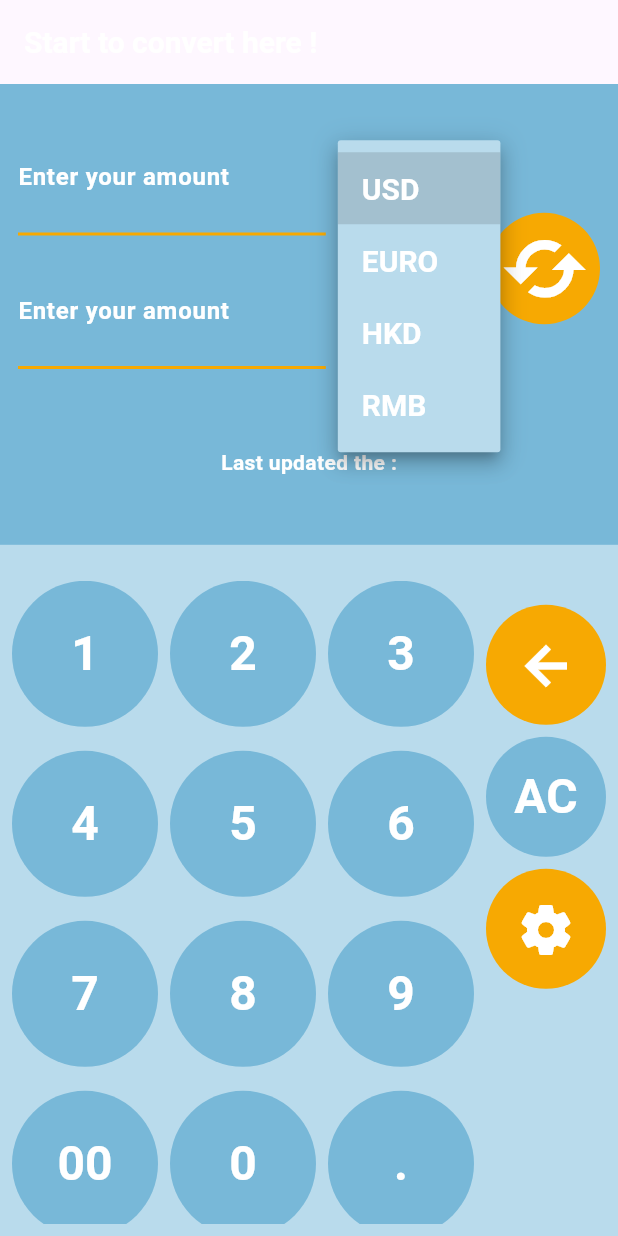
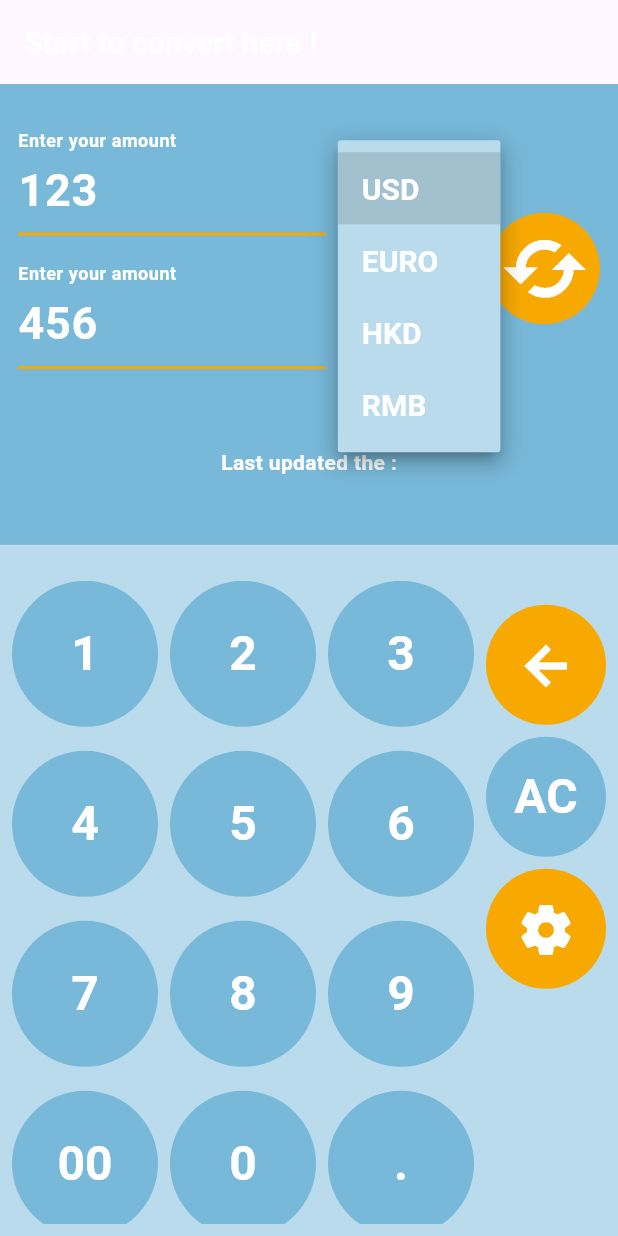
Before and after one commit to aschneiderGit/converter, a Flutter app: the screen it shows after launch, after a tap on "USD", on a phone screen of 412 x 824 dp. Run offline on Flutter 3.47's test engine with Material 3 defaults, Android fonts, the phone set to English and light mode, and no system bars; statements that could not run were skipped.

Commit message:
beggining of provider

```diff
--- a/lib/main.dart
+++ b/lib/main.dart
@@ -1,12 +1,19 @@
 import 'package:converter/core/theme/main_theme.dart';
+import 'package:converter/providers/amount_provider.dart';
 import 'package:converter/views/home.dart';
 import 'package:flutter/material.dart';
 import 'package:flutter_localizations/flutter_localizations.dart';
+import 'package:provider/provider.dart';
 
 import 'core/l10n/app_localizations.dart';
 
 void main() {
-  runApp(const Converter());
+  runApp(
+    MultiProvider(
+      providers: [ChangeNotifierProvider(create: (_) => AmountProvider())],
+      child: Converter(),
+    ),
+  );
 }
 
 class Converter extends StatelessWidget {
--- /dev/null
+++ b/lib/providers/amount_provider.dart
@@ -0,0 +1,13 @@
+import 'package:flutter/material.dart';
+
+class AmountProvider with ChangeNotifier {
+  final Map<String, String> _amount = {'top': '123', 'bottom': '456'};
+
+  String? get topAmount => _amount['top'];
+  String? get bottomAmount => _amount['bottom'];
+
+  void writeAmount(String position, String newValue) {
+    _amount[position] = newValue;
+    notifyListeners();
+  }
+}
--- a/lib/views/widgets/amount_field.dart
+++ b/lib/views/widgets/amount_field.dart
@@ -1,29 +1,51 @@
 import 'package:converter/core/theme/app_colors.dart';
 import 'package:converter/core/theme/app_text_style.dart';
+import 'package:converter/providers/amount_provider.dart';
 import 'package:flutter/material.dart';
 import 'package:flutter/services.dart';
+import 'package:provider/provider.dart';
 
-class AmountField extends StatelessWidget {
-  const AmountField({super.key});
+class AmountField extends StatefulWidget {
+  final String position;
+  const AmountField({super.key, required this.position});
+
+  @override
+  State<AmountField> createState() => _AmountFieldState();
+}
+
+class _AmountFieldState extends State<AmountField> {
+  TextEditingController controller = TextEditingController();
+
+  @override
+  void initState() {
+    super.initState();
+    print(context.read<AmountProvider>().bottomAmount);
+    controller = TextEditingController(
+      text: widget.position == 'top'
+          ? context.read<AmountProvider>().topAmount
+          : context.read<AmountProvider>().bottomAmount,
+    );
+  }
 
   @override
   Widget build(BuildContext context) {
     return TextField(
+      controller: controller,
       style: Theme.of(context).textStyle.copyWith(fontSize: 30),
       keyboardType: TextInputType.none,
-      inputFormatters: <TextInputFormatter>[
-        FilteringTextInputFormatter.digitsOnly,
-      ],
+      inputFormatters: <TextInputFormatter>[FilteringTextInputFormatter.digitsOnly],
       decoration: InputDecoration(
-        enabledBorder: UnderlineInputBorder(
-          borderSide: BorderSide(color: Theme.of(context).secondary, width: 2),
-        ),
-        focusedBorder: UnderlineInputBorder(
-          borderSide: BorderSide(color: Theme.of(context).secondary, width: 2),
-        ),
+        enabledBorder: UnderlineInputBorder(borderSide: BorderSide(color: Theme.of(context).secondary, width: 2)),
+        focusedBorder: UnderlineInputBorder(borderSide: BorderSide(color: Theme.of(context).secondary, width: 2)),
         labelText: 'Enter your amount',
         labelStyle: Theme.of(context).textStyle,
       ),
     );
   }
+
+  @override
+  void dispose() {
+    controller.dispose();
+    super.dispose();
+  }
 }
--- a/lib/views/widgets/currency_dropdown.dart
+++ b/lib/views/widgets/currency_dropdown.dart
@@ -17,9 +17,7 @@ class _CurrencyDropdownState extends State<CurrencyDropdown> {
     return Container(
       padding: EdgeInsets.only(top: 16),
       decoration: BoxDecoration(
-        border: Border(
-          bottom: BorderSide(color: Theme.of(context).secondary, width: 2),
-        ),
+        border: Border(bottom: BorderSide(color: Theme.of(context).secondary, width: 2)),
       ),
       child: DropdownButtonHideUnderline(
         child: DropdownButton<String>(
--- a/lib/views/widgets/keyboard.dart
+++ b/lib/views/widgets/keyboard.dart
@@ -4,7 +4,7 @@ import 'package:converter/views/widgets/circle_button/label_button.dart';
 import 'package:flutter/material.dart';
 
 class Keyboard extends StatelessWidget {
-  const Keyboard({super.key});
+  const Keyboard({super.key, TextEditingController? activeController});
 
   @override
   Widget build(BuildContext context) {
@@ -18,10 +18,7 @@ class Keyboard extends StatelessWidget {
             Flexible(flex: 7, child: numberButtonGrid()),
             Flexible(
               flex: 2,
-              child: Padding(
-                padding: const EdgeInsets.only(left: 8, top: 16),
-                child: actionButtonGrid(),
-              ),
+              child: Padding(padding: const EdgeInsets.only(left: 8, top: 16), child: actionButtonGrid()),
             ),
           ],
         ),
@@ -35,12 +32,7 @@ class Keyboard extends StatelessWidget {
       labelButton(label: 'AC'),
       iconButton(icon: Icons.settings, secondary: true),
     ];
-    return GridView.count(
-      crossAxisCount: 1,
-      crossAxisSpacing: 8,
-      mainAxisSpacing: 8,
-      children: [...actionColumn],
-    );
+    return GridView.count(crossAxisCount: 1, crossAxisSpacing: 8, mainAxisSpacing: 8, children: [...actionColumn]);
   }
 
   GridView numberButtonGrid() {
@@ -48,11 +40,7 @@ class Keyboard extends StatelessWidget {
       int i = index + 1;
       return labelButton(label: i.toString());
     });
-    List<CircleButton> lastRow = [
-      labelButton(label: '00'),
-      labelButton(label: '0'),
-      labelButton(label: '.'),
-    ];
+    List<CircleButton> lastRow = [labelButton(label: '00'), labelButton(label: '0'), labelButton(label: '.')];
     return GridView.count(
       crossAxisCount: 3,
       crossAxisSpacing: 8,
--- a/lib/views/widgets/top_display.dart
+++ b/lib/views/widgets/top_display.dart
@@ -23,11 +23,7 @@ class TopDisplay extends StatelessWidget {
                 Flexible(
                   flex: 4,
                   child: Column(
-                    children: [
-                      currencyAmmountRow(),
-                      SizedBox(height: 12),
-                      currencyAmmountRow(),
-                    ],
+                    children: [currencyAmmountRow('top'), SizedBox(height: 12), currencyAmmountRow('bottom')],
                   ),
                 ),
                 SizedBox(width: 16),
@@ -35,11 +31,7 @@ class TopDisplay extends StatelessWidget {
                   flex: 1,
                   child: Container(
                     margin: const EdgeInsets.only(top: 32.0),
-                    child: iconButton(
-                      icon: Icons.cached,
-                      secondary: true,
-                      fontSize: 55,
-                    ),
+                    child: iconButton(icon: Icons.cached, secondary: true, fontSize: 55),
                   ),
                 ),
               ],
@@ -60,10 +52,10 @@ class TopDisplay extends StatelessWidget {
     );
   }
 
-  Row currencyAmmountRow() {
+  Row currencyAmmountRow(String position) {
     return Row(
       children: [
-        Flexible(flex: 3, child: AmountField()),
+        Flexible(flex: 3, child: AmountField(position: position)),
         SizedBox(width: 24),
         Flexible(child: SizedBox(height: 77, child: CurrencyDropdown())),
       ],
--- a/pubspec.yaml
+++ b/pubspec.yaml
@@ -38,6 +38,7 @@ dependencies:
   flutter_localizations:
     sdk: flutter
   intl: any
+  provider: ^6.1.5
 
 dev_dependencies:
   flutter_test:
```
Also changed, not shown: pubspec.lock.
